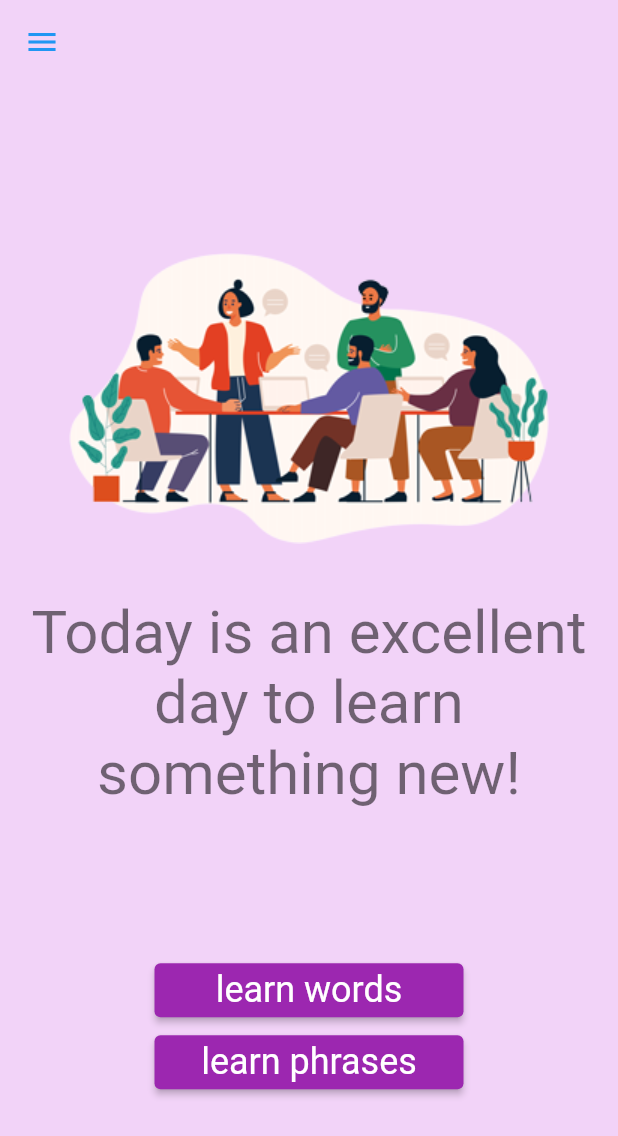
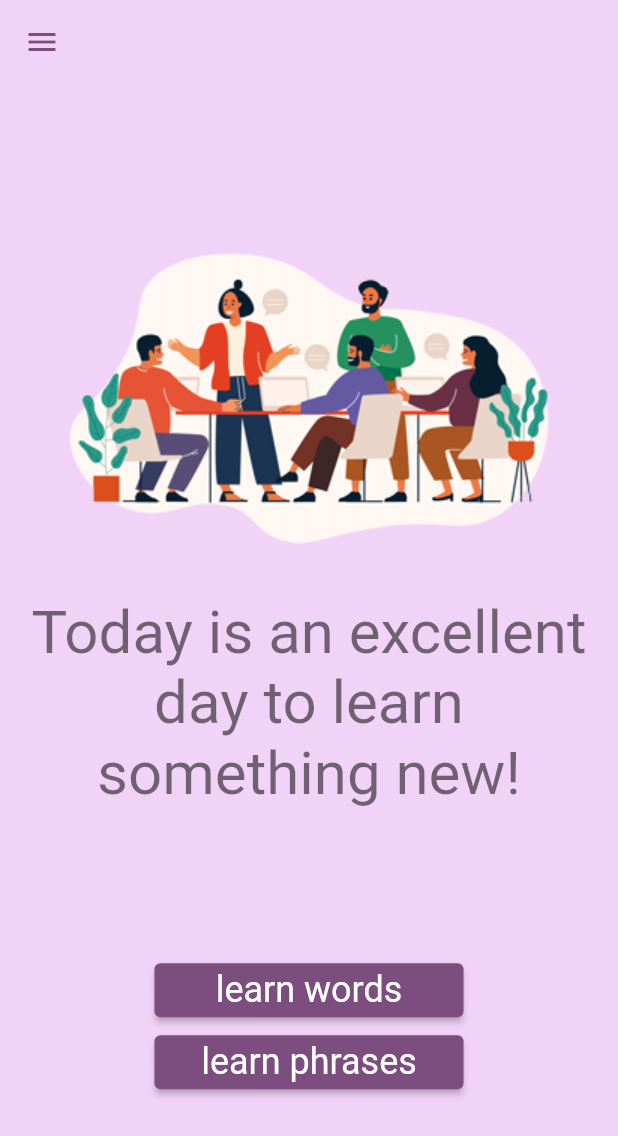
Before and after one commit to dariagorlova/english_for_it, a Flutter app: the screen it shows after launch, on a phone screen of 412 x 824 dp. Shown: the top 1136 px of the screen. Run offline on Flutter 3.47's test engine with Material 2 defaults, Android fonts, the phone set to English and light mode, and no system bars; our stand-ins replace confetti, flutter_bloc, freezed_annotation, get_it, go_router, google_fonts and 4 more; missing offline and left inert: flutter_app_badger, text_to_speech; accounts and stored records are empty; Roboto replaces fonts that are missing (Pattaya).

Commit message:
edit color scheme

```diff
--- a/lib/features/phrases/phrases_testing_screen/widgets/phrase_choise_card.dart
+++ b/lib/features/phrases/phrases_testing_screen/widgets/phrase_choise_card.dart
@@ -49,7 +49,7 @@ class PhraseChoiseCard extends StatelessWidget {
                       fontSize: 23,
                       color: isAnswerTried
                           ? Theme.of(context).colorScheme.error
-                          : Theme.of(context).primaryColor,
+                          : Theme.of(context).colorScheme.primary,
                     ),
                     children: <TextSpan>[
                       TextSpan(
@@ -59,7 +59,7 @@ class PhraseChoiseCard extends StatelessWidget {
                           fontWeight: FontWeight.bold,
                           color: isAnswerTried
                               ? Theme.of(context).colorScheme.error
-                              : Theme.of(context).primaryColor,
+                              : Theme.of(context).colorScheme.primary,
                         ),
                       ),
                       TextSpan(
@@ -68,7 +68,7 @@ class PhraseChoiseCard extends StatelessWidget {
                           fontSize: 23,
                           color: isAnswerTried
                               ? Theme.of(context).colorScheme.error
-                              : Theme.of(context).primaryColor,
+                              : Theme.of(context).colorScheme.primary,
                         ),
                       ),
                     ],
--- a/lib/features/start_screen/search_word/search_word_screen.dart
+++ b/lib/features/start_screen/search_word/search_word_screen.dart
@@ -88,7 +88,7 @@ class _SearchWordState extends State<SearchWordView> {
                       Text(
                         'Word in English:',
                         style: Theme.of(context).textTheme.titleLarge?.copyWith(
-                              color: Theme.of(context).primaryColor,
+                              color: Theme.of(context).colorScheme.primary,
                             ),
                       ),
                       Row(
@@ -101,7 +101,7 @@ class _SearchWordState extends State<SearchWordView> {
                           ),
                           IconButton(
                             icon: const Icon(Icons.search),
-                            color: Theme.of(context).primaryColor,
+                            color: Theme.of(context).colorScheme.primary,
                             onPressed: _searchWord,
                           ),
                         ],
@@ -114,7 +114,7 @@ class _SearchWordState extends State<SearchWordView> {
                       Text(
                         'Ukrainian Translation:',
                         style: Theme.of(context).textTheme.titleLarge?.copyWith(
-                              color: Theme.of(context).primaryColor,
+                              color: Theme.of(context).colorScheme.primary,
                             ),
                       ),
                       Container(
--- a/lib/features/start_screen/start_screen.dart
+++ b/lib/features/start_screen/start_screen.dart
@@ -34,7 +34,7 @@ class _StartScreenState extends State<StartScreen> with WidgetsBindingObserver {
     return Scaffold(
       appBar: AppBar(
         backgroundColor: Theme.of(context).colorScheme.background,
-        foregroundColor: Theme.of(context).primaryColor,
+        foregroundColor: Theme.of(context).colorScheme.primary,
         elevation: 0,
       ),
       drawer: Drawer(
@@ -44,7 +44,7 @@ class _StartScreenState extends State<StartScreen> with WidgetsBindingObserver {
           children: [
             DrawerHeader(
               decoration: BoxDecoration(
-                color: Theme.of(context).primaryColor,
+                color: Theme.of(context).colorScheme.primary,
               ),
               child: Text(
                 'Improve Your English Level',
--- a/lib/features/words/testing_screen.dart/widgets/choise_card.dart
+++ b/lib/features/words/testing_screen.dart/widgets/choise_card.dart
@@ -34,7 +34,7 @@ class ChoiseCard extends StatelessWidget {
                 fontSize: 35,
                 color: isAnswerTried
                     ? Theme.of(context).colorScheme.error
-                    : Theme.of(context).primaryColor,
+                    : Theme.of(context).colorScheme.primary,
               ),
             ),
             //),
--- a/lib/main.dart
+++ b/lib/main.dart
@@ -44,7 +44,7 @@ class MyApp extends StatelessWidget {
               ),
             ),
           ),
-          colorScheme: ColorScheme.fromSwatch(primarySwatch: Colors.purple)
+          colorScheme: ColorScheme.fromSeed(seedColor: Colors.purple)
               .copyWith(
                 background: const Color.fromARGB(255, 242, 211, 248),
               )
```
